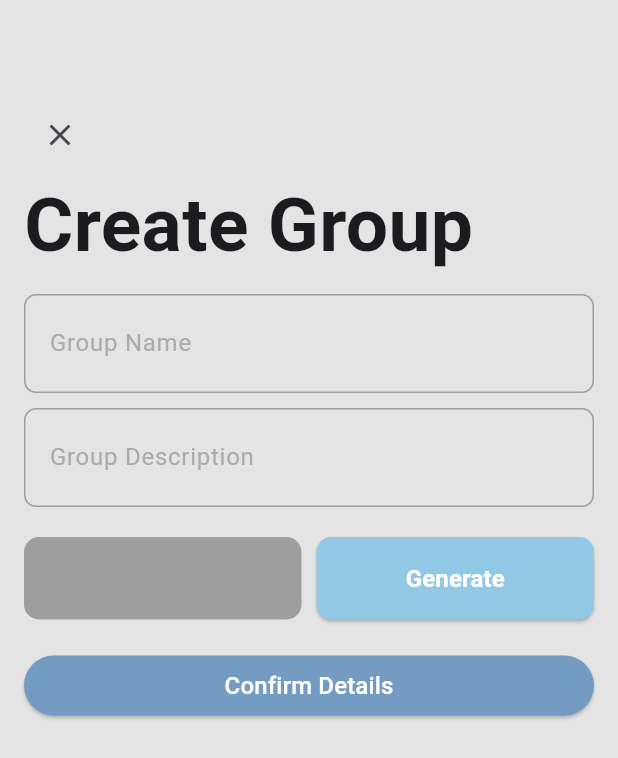
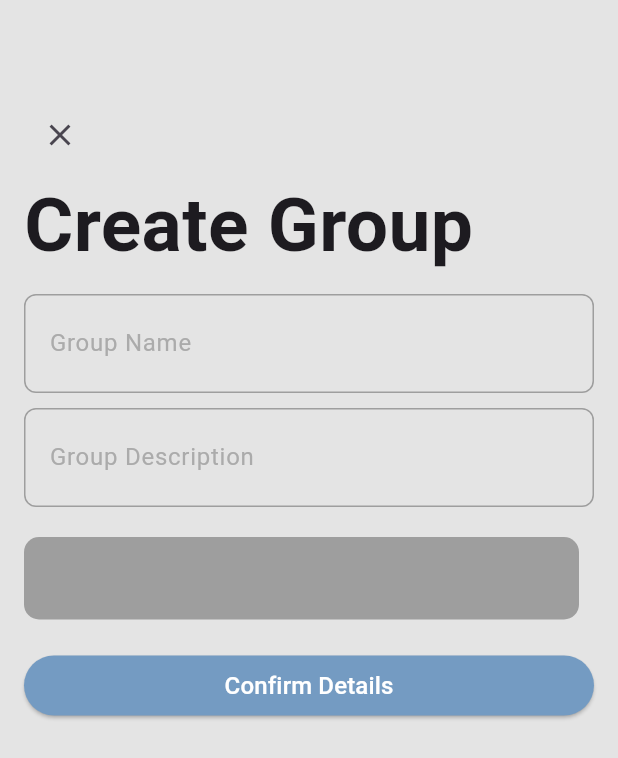
Before and after one commit to earlsab/here, a Flutter app: the CrudGroup screen opened directly, on a phone screen of 412 x 824 dp. Shown: the top 758 px of the screen. Run offline on Flutter 3.47's test engine with Material 3 defaults, Android fonts, the phone set to English and light mode, and no system bars; our stand-ins replace camera, cloud_firestore, firebase_auth, firebase_core, firebase_storage, fluttertoast and 2 more; missing offline and left inert: random_uuid_string; accounts and stored records are empty; Roboto replaces fonts that are missing (Helvetica Neue).

```diff
--- a/lib/screens/crud_event.dart
+++ b/lib/screens/crud_event.dart
@@ -1,7 +1,5 @@
 import 'package:flutter/material.dart';
 import 'package:here/functions/firestore.dart';
-import 'package:here/screens/events_page.dart';
-import 'package:here/screens/home_page.dart';
 import 'package:here/screens/navigation_menu.dart';
 import 'package:here/screens/text-effects/animate_textfield.dart';
 import 'package:intl/intl.dart';
--- a/lib/screens/crud_group.dart
+++ b/lib/screens/crud_group.dart
@@ -106,33 +106,6 @@ class _CrudGroupState extends State<CrudGroup> {
                     ),
                   ),
                   const SizedBox(width: 10), // Add some space between the TextField and the Button
-                  Expanded(
-                    child: SizedBox(
-                      height: 55, // Set the height you want here
-                      child: ElevatedButton(
-                        onPressed: () {
-                          setState(() {
-                            randomText = RandomString.randomString(length: 6).toUpperCase();
-                          });
-                        },
-                        style: ElevatedButton.styleFrom(
-                          backgroundColor: const Color(0xFF91C8E4), // This sets the text color
-                          shape: RoundedRectangleBorder(
-                            borderRadius: BorderRadius.circular(10), // This makes the corners rounded
-                          ),
-                        ),
-                        child: const Text(
-                          'Generate',
-                          style: TextStyle(
-                            fontFamily: "Helvetica Neue",
-                            fontSize: 16,
-                            fontWeight: FontWeight.bold,
-                            color: Colors.white,
-                          ),
-                        ),
-                      ),
-                    ),
-                  ),
                 ],
               ),
             ),
--- a/lib/screens/navigation_menu.dart
+++ b/lib/screens/navigation_menu.dart
@@ -1,7 +1,6 @@
 import 'package:flutter/material.dart';
 import 'package:here/screens/home_page.dart';
 import 'package:here/screens/events_page.dart';
-import 'package:here/screens/search_page.dart';
 
 class NavigationPage extends StatefulWidget {
   const NavigationPage({super.key});
```
